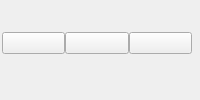
Old version of the form src/gambitpairing/ui/result_selector.ui in the repository gambit-devs/gambit-pairing.
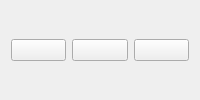
New version of the form. Custom widgets are drawn as their Qt base class.

The edit to the form file:
```diff
--- a/src/gambitpairing/ui/result_selector.ui
+++ b/src/gambitpairing/ui/result_selector.ui
@@ -2,55 +2,18 @@
 <ui version="4.0">
  <class>ResultSelector</class>
  <widget class="QWidget" name="ResultSelector">
-  <property name="class" stdset="0">
-   <string>ResultSelector</string>
-  </property>
-  <property name="minimumSize">
-   <size>
-    <width>150</width>
-    <height>40</height>
-   </size>
-  </property>
-  <property name="sizePolicy">
-   <sizepolicy hsizetype="Minimum" vsizetype="Fixed">
-    <horstretch>0</horstretch>
-    <verstretch>0</verstretch>
-   </sizepolicy>
-  </property>
   <layout class="QHBoxLayout" name="main_layout">
-   <property name="spacing">
-    <number>0</number>
-   </property>
-   <property name="leftMargin">
-    <number>2</number>
-   </property>
-   <property name="topMargin">
-    <number>2</number>
-   </property>
-   <property name="rightMargin">
-    <number>8</number>
-   </property>
-   <property name="bottomMargin">
-    <number>16</number>
-   </property>
    <item>
-    <widget class="CheckableButton" name="btn_white_win"/>
+    <widget class="QPushButton" name="btn_white_win"/>
    </item>
    <item>
-    <widget class="CheckableButton" name="btn_draw"/>
+    <widget class="QPushButton" name="btn_draw"/>
    </item>
    <item>
-    <widget class="CheckableButton" name="btn_black_win"/>
+    <widget class="QPushButton" name="btn_black_win"/>
    </item>
   </layout>
  </widget>
- <customwidgets>
-  <customwidget>
-   <class>CheckableButton</class>
-   <extends>QPushButton</extends>
-   <header>gambitpairing.gui.widgets.checkable_button</header>
-  </customwidget>
- </customwidgets>
  <resources/>
  <connections/>
 </ui>
```
